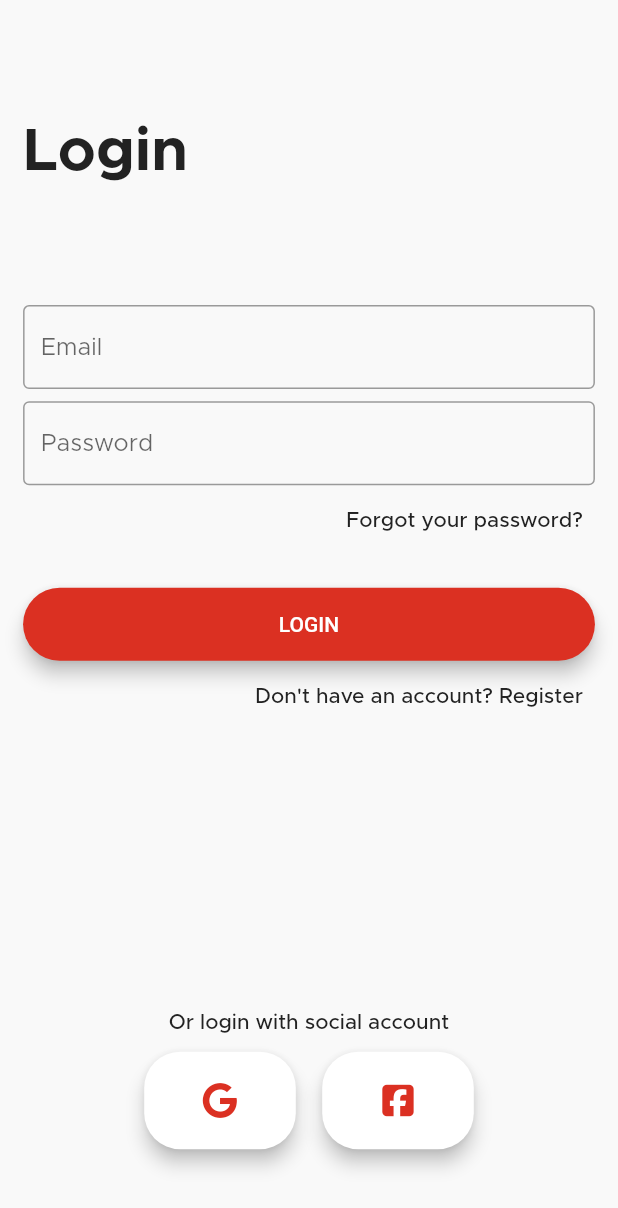
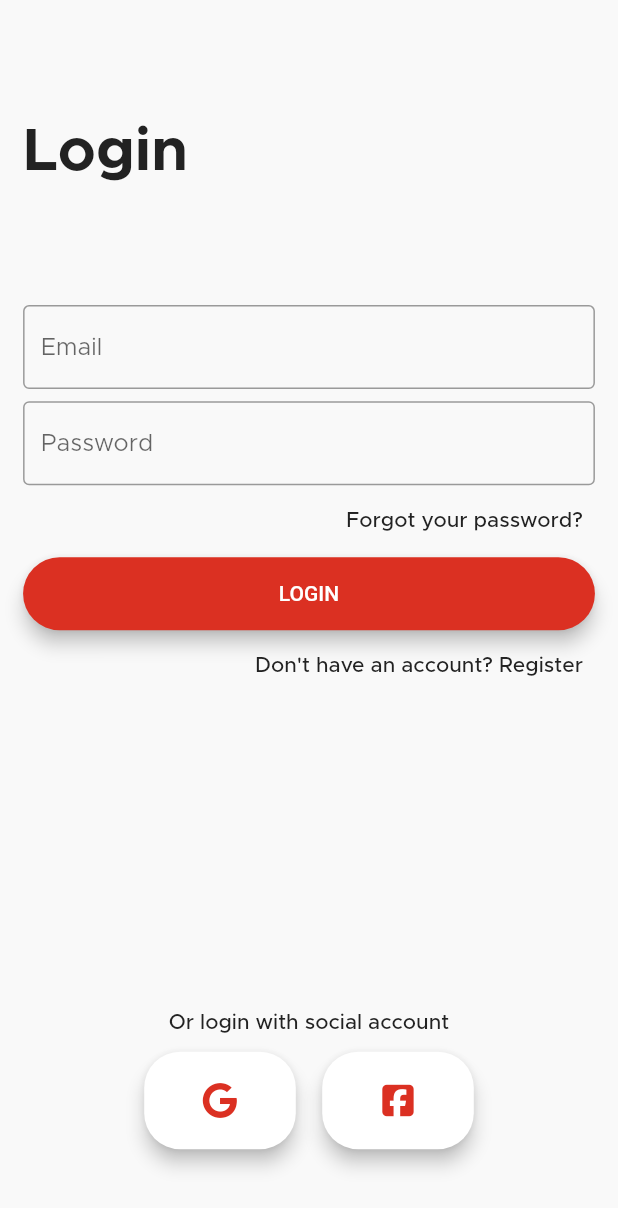
Before and after one commit to Maheresio/E-Commerce-UI, a Flutter app: the screen it shows after launch, on a phone screen of 412 x 824 dp. Shown: the top 1208 px of the screen. Run offline on Flutter 3.47's test engine with Material 2 defaults, Android fonts, the phone set to English and light mode, and no system bars; our stand-ins replace bloc, cloud_firestore, firebase_auth, firebase_core, flutter_bloc, flutter_screenutil and 6 more; accounts and stored records are empty.

Commit message:
refactor auth view

```diff
--- a/lib/features/auth/views/widgets/auth_view_body.dart
+++ b/lib/features/auth/views/widgets/auth_view_body.dart
@@ -2,7 +2,7 @@ import 'package:e_commerce_app/core/global/themes/app_colors/app_colors_light.da
 import 'package:e_commerce_app/core/helpers/custom_snack_bar.dart';
 import 'package:e_commerce_app/core/utils/app_routes.dart';
 import 'package:e_commerce_app/features/auth/manager/auth_cubit.dart';
-import 'package:e_commerce_app/features/auth/views/widgets/featured_text_form_fields.dart';
+import 'package:e_commerce_app/features/auth/views/widgets/build_text_form_fields.dart';
 import 'package:flutter/material.dart';
 import 'package:flutter_bloc/flutter_bloc.dart';
 import 'package:flutter_screenutil/flutter_screenutil.dart';
@@ -63,7 +63,7 @@ class _AuthViewBodyState extends State<AuthViewBody> {
               SizedBox(
                 height: 73.h,
               ),
-              FeaturedTextFormFields(
+              BuildTextFormFields(
                 authFormType: authCubit.authFormType,
                 emailController: _emailController,
                 nameController: _nameController,
@@ -74,17 +74,17 @@ class _AuthViewBodyState extends State<AuthViewBody> {
                   text: AppStrings.forgotPassword,
                   onPressed: () {},
                 ),
-              SizedBox(
-                height:
-                    authCubit.authFormType == AuthFormType.login ? 20.h : 40.h,
-              ),
+              if (authCubit.authFormType == AuthFormType.register)
+                SizedBox(
+                  height: 40.h,
+                ),
               BlocConsumer<AuthCubit, AuthState>(
                 builder: (context, state) {
                   if (state is AuthLoading) {
                     return Center(
                       child: LoadingAnimationWidget.discreteCircle(
                         color: AppColorsLight.kPrimaryColor,
-                        size: 50,
+                        size: 40.w,
                       ),
                     );
                   }
@@ -115,7 +115,7 @@ class _AuthViewBodyState extends State<AuthViewBody> {
                     : AppStrings.haveAccount,
                 onPressed: () {
                   setState(() {
-                    authCubit.copyWith(email: '',password: '',name: '');
+                    authCubit.copyWith(email: '', password: '', name: '');
                     _formKey.currentState!.reset();
                     FocusScope.of(context).unfocus();
                     authCubit.toggle();
--- a/lib/features/auth/views/widgets/featured_text_form_fields.dart
+++ b/lib/features/auth/views/widgets/build_text_form_fields.dart
@@ -7,8 +7,8 @@ import 'package:flutter_screenutil/flutter_screenutil.dart';
 import '../../../../core/utils/app_strings.dart';
 import '../../../../core/widgets/custom_text_form_field.dart';
 
-class FeaturedTextFormFields extends StatelessWidget {
-  const FeaturedTextFormFields(
+class BuildTextFormFields extends StatelessWidget {
+  const BuildTextFormFields(
       {super.key,
       required this.authFormType,
       required this.nameController,
--- a/pubspec.yaml
+++ b/pubspec.yaml
@@ -8,6 +8,7 @@ environment:
   sdk: '>=2.19.3 <3.0.0'
 
 dependencies:
+  bloc: ^8.1.1
   cloud_firestore: ^4.4.5
   cupertino_icons: ^1.0.2
   firebase_auth: ^4.2.10
```
Also changed, not shown: pubspec.lock.
